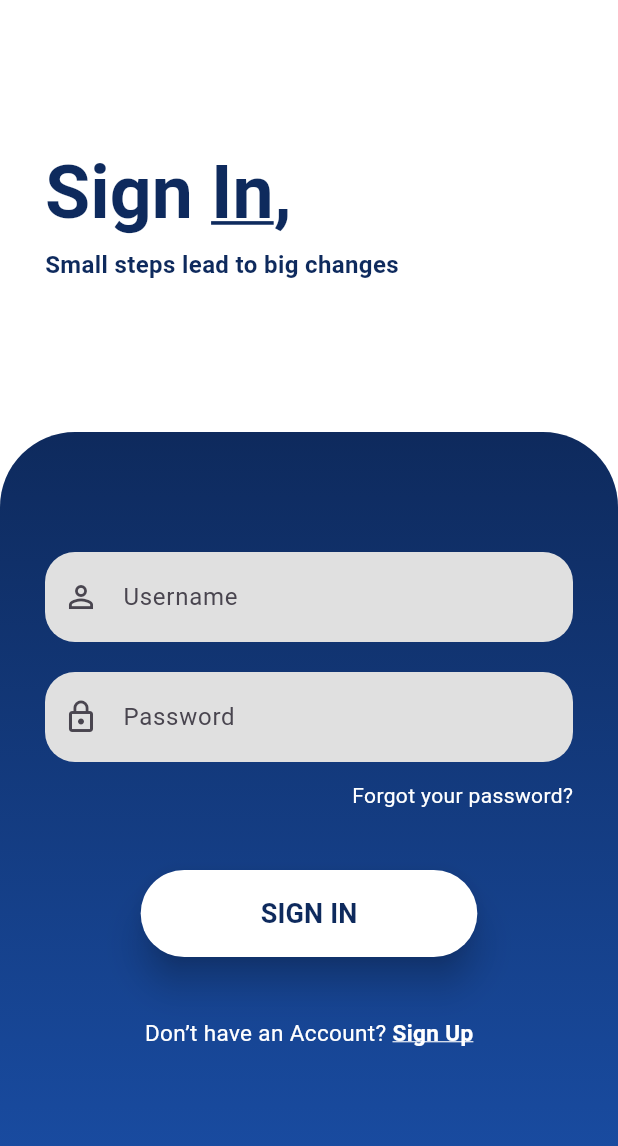
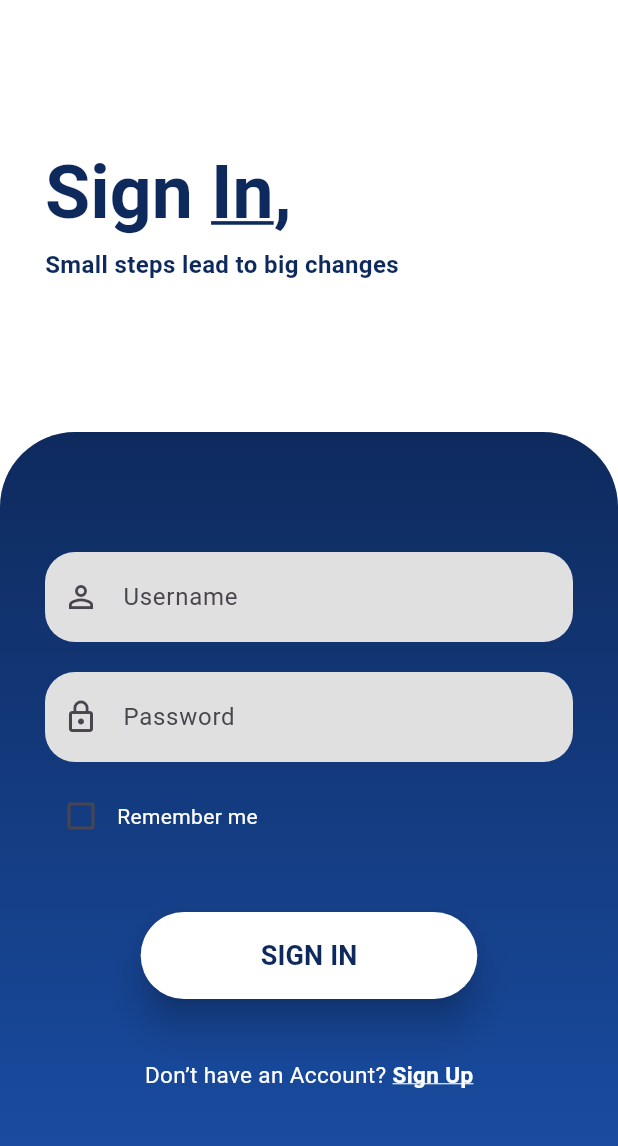
Before and after one commit to minthwaykhant711/room-project-repo, a Flutter app: the screen it shows after launch, after a tap on "SIGN IN", on a phone screen of 412 x 824 dp. Shown: the top 1146 px of the screen. Run offline on Flutter 3.47's test engine with Material 3 defaults, Android fonts, the phone set to English and light mode, and no system bars.

Commit message:
added remember me option instead of forgot your password

```diff
--- a/lib/pages/signin_page.dart
+++ b/lib/pages/signin_page.dart
@@ -14,6 +14,7 @@ class SignInPage extends StatefulWidget {
 class _SignInPageState extends State<SignInPage> {
   final TextEditingController _user = TextEditingController();
   final TextEditingController _pass = TextEditingController();
+  bool _rememberMe = false;
 
   @override
   void dispose() {
@@ -174,12 +175,26 @@ class _SignInPageState extends State<SignInPage> {
                           ),
                         ),
                         const SizedBox(height: 12),
-                        const Align(
-                          alignment: Alignment.centerRight,
-                          child: Text(
-                            'Forgot your password?',
-                            style: TextStyle(color: Colors.white, fontSize: 14),
-                          ),
+                        Row(
+                          children: [
+                            Checkbox(
+                              value: _rememberMe,
+                              onChanged: (value) {
+                                setState(() {
+                                  _rememberMe = value ?? false;
+                                });
+                              },
+                              activeColor: Colors.white,
+                              checkColor: Color(0xFF0E2A5D),
+                            ),
+                            const Text(
+                              'Remember me',
+                              style: TextStyle(
+                                color: Colors.white,
+                                fontSize: 14,
+                              ),
+                            ),
+                          ],
                         ),
                         const SizedBox(height: 40),
                         ElevatedButton(
```
